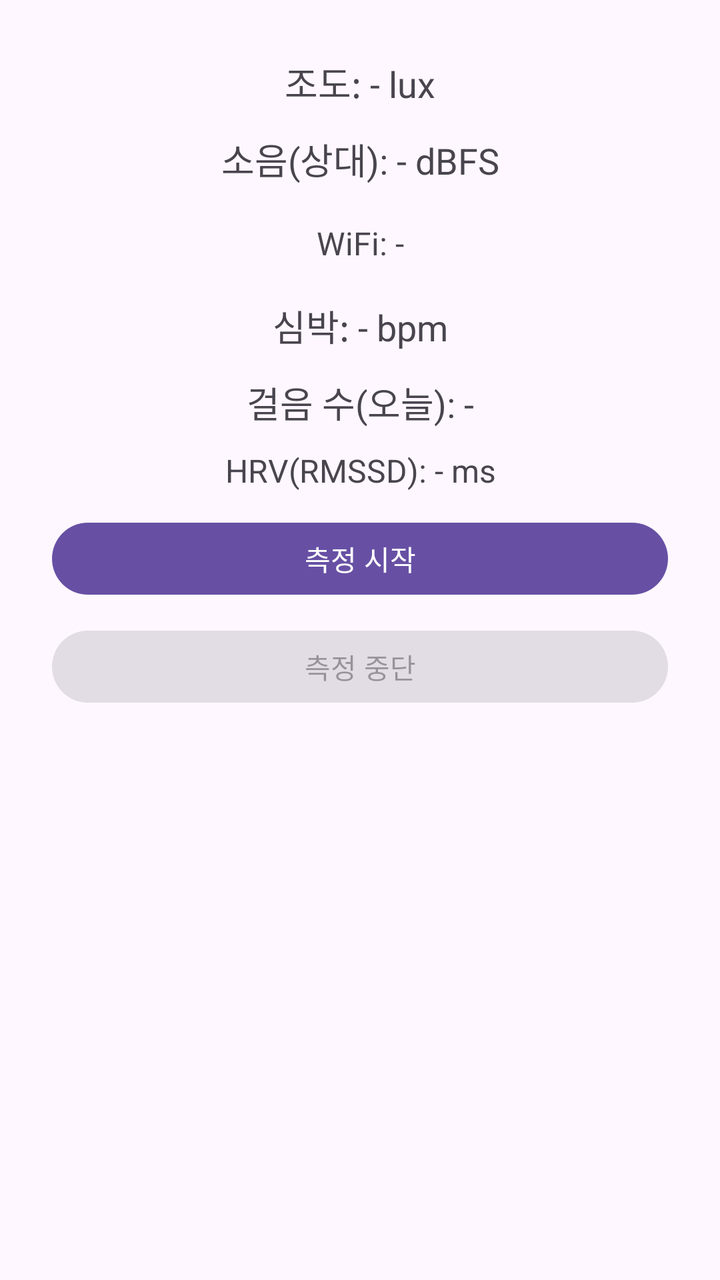
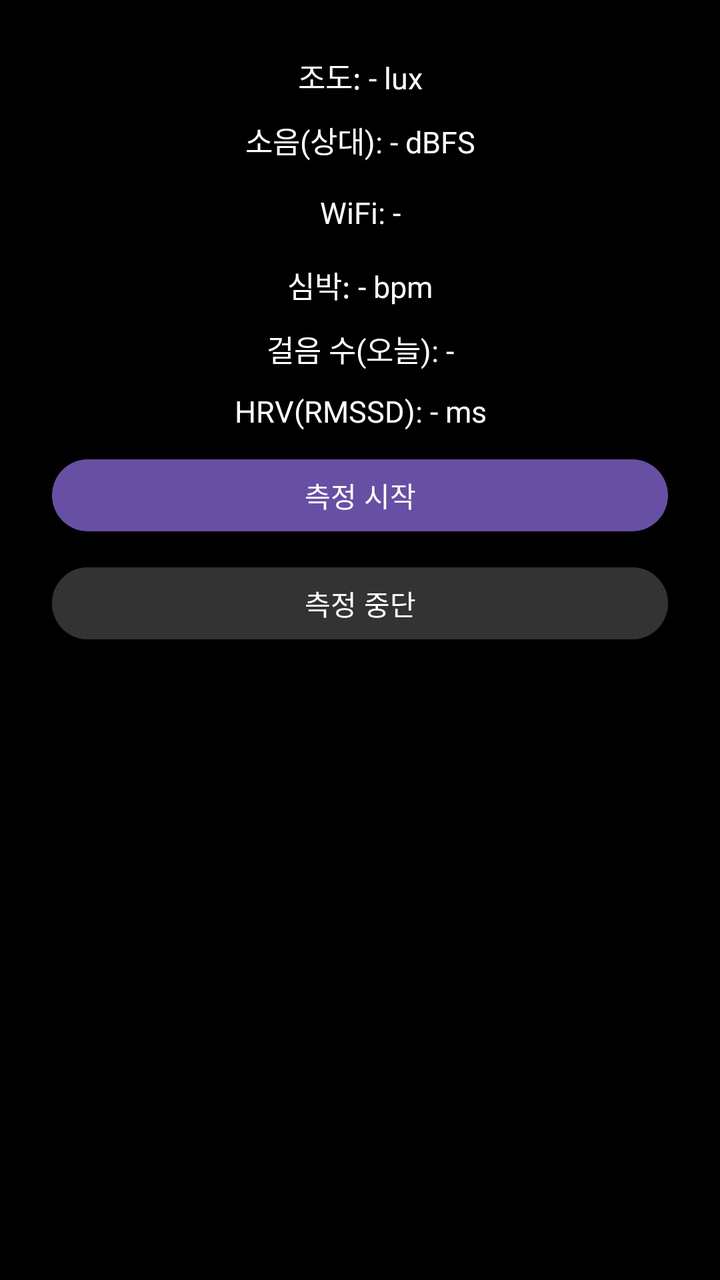

An Android layout rendered at two revisions. The XML below is the earlier revision; the diff shows what the commit changed to produce the second picture.
<!-- AndroidManifest.xml: application theme Theme.ADapp -->
<!-- res/layout/activity_main.xml -->
<?xml version="1.0" encoding="utf-8"?>
<ScrollView xmlns:android="http://schemas.android.com/apk/res/android"
    android:id="@+id/scrollRoot"
    android:layout_width="match_parent"
    android:layout_height="match_parent"
    android:fillViewport="true"
    android:overScrollMode="never"
    android:scrollbars="none"
    android:paddingStart="26dp"
    android:paddingEnd="26dp"
    android:paddingTop="22dp"
    android:paddingBottom="26dp">

    <LinearLayout
        android:id="@+id/content"
        android:layout_width="match_parent"
        android:layout_height="wrap_content"
        android:orientation="vertical"
        android:gravity="center_horizontal">

        <TextView
            android:id="@+id/tvLux"
            android:layout_width="match_parent"
            android:layout_height="wrap_content"
            android:text="조도: - lux"
            android:textSize="18sp"
            android:gravity="center"
            android:includeFontPadding="false"
            android:lineSpacingExtra="2dp"
            android:paddingTop="6dp"
            android:paddingBottom="6dp" />

        <TextView
            android:id="@+id/tvNoise"
            android:layout_width="match_parent"
            android:layout_height="wrap_content"
            android:text="소음(상대): - dBFS"
            android:textSize="18sp"
            android:gravity="center"
            android:includeFontPadding="false"
            android:lineSpacingExtra="2dp"
            android:paddingTop="6dp"
            android:paddingBottom="14dp" />

        <TextView
            android:id="@+id/tvWifi"
            android:layout_width="match_parent"
            android:layout_height="wrap_content"
            android:text="WiFi: -"
            android:textSize="16sp"
            android:gravity="center"
            android:includeFontPadding="false"
            android:paddingTop="6dp"
            android:paddingBottom="12dp" />

        <TextView
            android:id="@+id/tvHr"
            android:layout_width="match_parent"
            android:layout_height="wrap_content"
            android:text="심박: - bpm"
            android:textSize="18sp"
            android:gravity="center"
            android:includeFontPadding="false"
            android:paddingTop="6dp"
            android:paddingBottom="6dp" />

        <TextView
            android:id="@+id/tvSteps"
            android:layout_width="match_parent"
            android:layout_height="wrap_content"
            android:text="걸음 수(오늘): -"
            android:textSize="18sp"
            android:gravity="center"
            android:includeFontPadding="false"
            android:paddingTop="6dp"
            android:paddingBottom="6dp" />

        <TextView
            android:id="@+id/tvHrv"
            android:layout_width="match_parent"
            android:layout_height="wrap_content"
            android:text="HRV(RMSSD): - ms"
            android:textSize="16sp"
            android:gravity="center"
            android:includeFontPadding="false"
            android:paddingTop="6dp"
            android:paddingBottom="12dp" />


        <Button
            android:id="@+id/btnStart"
            android:layout_width="match_parent"
            android:layout_height="wrap_content"
            android:minHeight="44dp"
            android:text="측정 시작" />

        <Button
            android:id="@+id/btnStop"
            android:layout_width="match_parent"
            android:layout_height="wrap_content"
            android:minHeight="44dp"
            android:layout_marginTop="10dp"
            android:text="측정 중단"
            android:enabled="false" />

        
        <Space
            android:layout_width="match_parent"
            android:layout_height="10dp" />

    </LinearLayout>
</ScrollView>
<!-- resources referenced by this layout -->
<resources>
  <style name="Theme.ADapp" parent="Base.Theme.ADapp" />
  <style name="Base.Theme.ADapp" parent="Theme.Material3.DayNight.NoActionBar">
          
          
      </style>
</resources>

<!-- the commit's change to res/layout/activity_main.xml (unified diff, before → after) -->
@@ -3,6 +3,7 @@
     android:id="@+id/scrollRoot"
     android:layout_width="match_parent"
     android:layout_height="match_parent"
+    android:background="#000000"
     android:fillViewport="true"
     android:overScrollMode="never"
     android:scrollbars="none"
@@ -20,79 +21,77 @@
 
         <TextView
             android:id="@+id/tvLux"
+            android:textColor="#FFFFFF"
             android:layout_width="match_parent"
             android:layout_height="wrap_content"
             android:text="조도: - lux"
-            android:textSize="18sp"
+            android:textSize="15sp"
             android:gravity="center"
-            android:includeFontPadding="false"
-            android:lineSpacingExtra="2dp"
-            android:paddingTop="6dp"
-            android:paddingBottom="6dp" />
+            android:paddingTop="5dp"
+            android:paddingBottom="5dp" />
 
         <TextView
             android:id="@+id/tvNoise"
+            android:textColor="#FFFFFF"
             android:layout_width="match_parent"
             android:layout_height="wrap_content"
             android:text="소음(상대): - dBFS"
-            android:textSize="18sp"
+            android:textSize="15sp"
             android:gravity="center"
-            android:includeFontPadding="false"
-            android:lineSpacingExtra="2dp"
-            android:paddingTop="6dp"
-            android:paddingBottom="14dp" />
+            android:paddingTop="5dp"
+            android:paddingBottom="10dp" />
 
         <TextView
             android:id="@+id/tvWifi"
+            android:textColor="#FFFFFF"
             android:layout_width="match_parent"
             android:layout_height="wrap_content"
             android:text="WiFi: -"
-            android:textSize="16sp"
+            android:textSize="15sp"
             android:gravity="center"
-            android:includeFontPadding="false"
-            android:paddingTop="6dp"
-            android:paddingBottom="12dp" />
+            android:paddingTop="5dp"
+            android:paddingBottom="10dp" />
 
         <TextView
             android:id="@+id/tvHr"
+            android:textColor="#FFFFFF"
             android:layout_width="match_parent"
             android:layout_height="wrap_content"
             android:text="심박: - bpm"
-            android:textSize="18sp"
+            android:textSize="15sp"
             android:gravity="center"
-            android:includeFontPadding="false"
-            android:paddingTop="6dp"
-            android:paddingBottom="6dp" />
+            android:paddingTop="5dp"
+            android:paddingBottom="5dp" />
 
         <TextView
             android:id="@+id/tvSteps"
+            android:textColor="#FFFFFF"
             android:layout_width="match_parent"
             android:layout_height="wrap_content"
             android:text="걸음 수(오늘): -"
-            android:textSize="18sp"
+            android:textSize="15sp"
             android:gravity="center"
-            android:includeFontPadding="false"
-            android:paddingTop="6dp"
-            android:paddingBottom="6dp" />
+            android:paddingTop="5dp"
+            android:paddingBottom="5dp" />
 
         <TextView
             android:id="@+id/tvHrv"
+            android:textColor="#FFFFFF"
             android:layout_width="match_parent"
             android:layout_height="wrap_content"
             android:text="HRV(RMSSD): - ms"
-            android:textSize="16sp"
+            android:textSize="15sp"
             android:gravity="center"
-            android:includeFontPadding="false"
-            android:paddingTop="6dp"
-            android:paddingBottom="12dp" />
-
+            android:paddingTop="5dp"
+            android:paddingBottom="10dp" />
 
         <Button
             android:id="@+id/btnStart"
             android:layout_width="match_parent"
             android:layout_height="wrap_content"
             android:minHeight="44dp"
-            android:text="측정 시작" />
+            android:text="측정 시작"
+            android:textColor="#FFFFFF" />
 
         <Button
             android:id="@+id/btnStop"
@@ -101,9 +100,10 @@
             android:minHeight="44dp"
             android:layout_marginTop="10dp"
             android:text="측정 중단"
+            android:textColor="#FFFFFF"
+            android:backgroundTint="#333333"
             android:enabled="false" />
 
-        
         <Space
             android:layout_width="match_parent"
             android:layout_height="10dp" />
